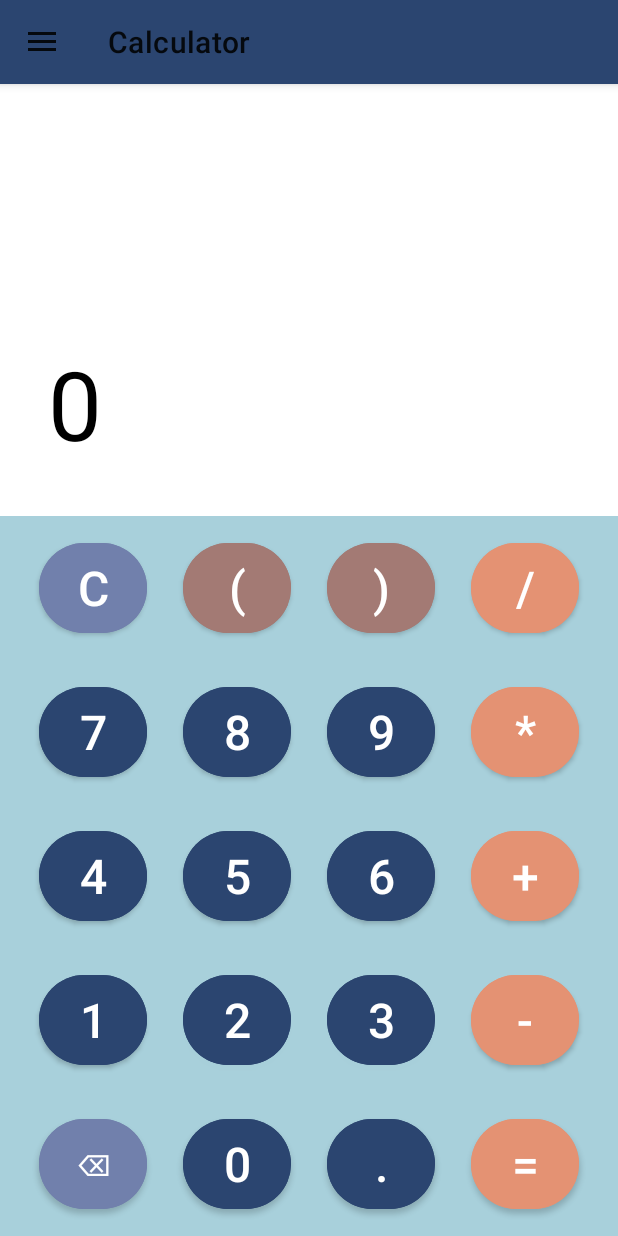
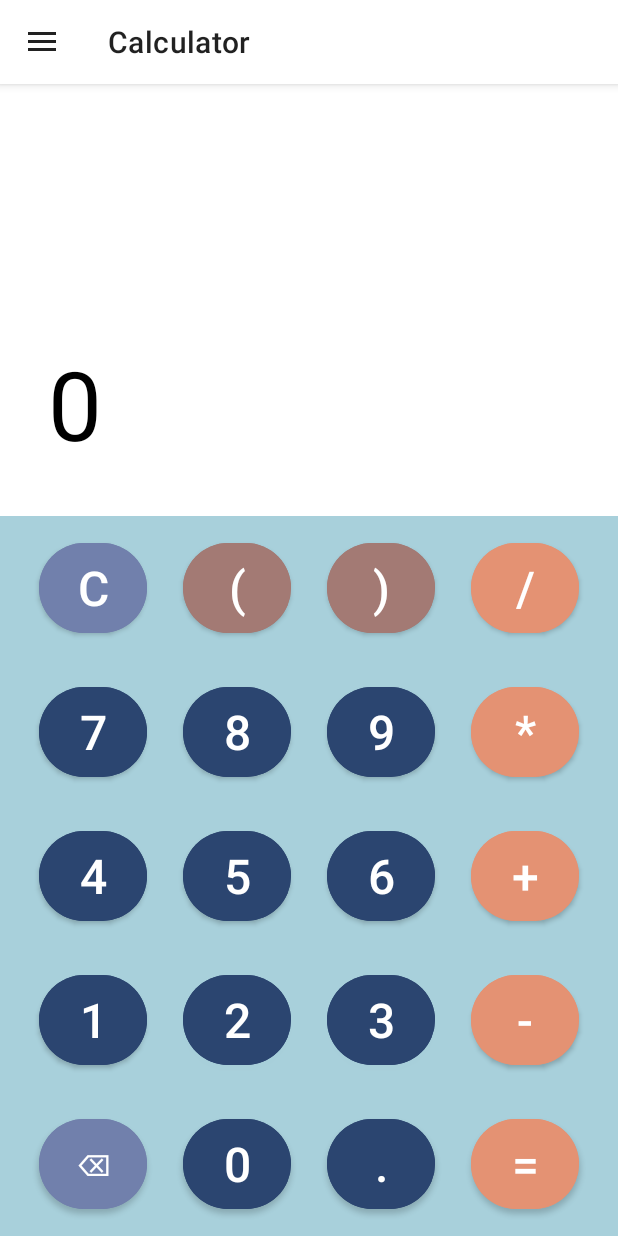
Before and after one commit to raquelmcoelho/android-calculator, an Android app: the screen it shows after launch (MainActivity), on a phone screen of 412 x 824 dp. Run offline under Robolectric (Android 15) with nearby library versions, the phone set to English and light mode, and no system bars.

Commit message:
feat: change theme

```diff
--- a/app/src/main/java/fr/ensicaen/calculator/view/MainActivity.java
+++ b/app/src/main/java/fr/ensicaen/calculator/view/MainActivity.java
@@ -8,6 +8,7 @@
 import android.content.res.Resources;
 import android.os.Bundle;
 import androidx.annotation.NonNull;
+import androidx.appcompat.app.AppCompatDelegate;
 import androidx.drawerlayout.widget.DrawerLayout;
 
 import android.util.DisplayMetrics;
@@ -100,6 +101,15 @@
 
     void changeTheme() {
         System.out.println("changing theme");
+        if(AppCompatDelegate.getDefaultNightMode() == AppCompatDelegate.MODE_NIGHT_NO) {
+            AppCompatDelegate
+                    .setDefaultNightMode(
+                            AppCompatDelegate.MODE_NIGHT_YES);
+        } else {
+            AppCompatDelegate
+                    .setDefaultNightMode(
+                            AppCompatDelegate.MODE_NIGHT_NO);
+        }
 
     }
 }
--- a/app/src/main/java/fr/ensicaen/calculator/view/SettingsFragment.java
+++ b/app/src/main/java/fr/ensicaen/calculator/view/SettingsFragment.java
@@ -92,5 +92,7 @@
     void changeTheme() {
         System.out.println("changing theme");
 
+        ((MainActivity) requireActivity()).changeTheme();
+
     }
 }
--- a/app/src/main/res/layout-land/fragment_calculator.xml
+++ b/app/src/main/res/layout-land/fragment_calculator.xml
@@ -17,7 +17,8 @@
             android:layout_height="wrap_content"
             android:scrollbars="none"
             android:layout_above="@id/buttons_layout"
-            android:layout_margin="16dp">
+            android:layout_marginVertical="16dp"
+            android:layout_marginHorizontal="32dp">
 
             <TextView
                 android:id="@+id/input"
@@ -28,13 +29,13 @@
                 android:gravity="end"
                 android:singleLine="true"
                 android:ellipsize="end"
-                android:textSize="50sp"
+                android:textSize="25sp"
                 android:maxLines="1"
                 android:scrollHorizontally="true"
                 android:textColor="@color/black"
                 android:textAlignment="textEnd"
                 android:enabled="false"
-                android:padding="16dp"/>
+                android:padding="0dp"/>
         </HorizontalScrollView>
 
 
@@ -44,13 +45,15 @@
             android:layout_height="wrap_content"
             android:orientation="vertical"
             android:layout_alignParentBottom="true"
-            android:background="@color/light">
+            android:background="@color/light"
+            >
 
             <LinearLayout
                 android:layout_width="match_parent"
                 android:layout_height="wrap_content"
                 android:gravity="center"
-                android:orientation="horizontal">
+                android:orientation="horizontal"
+                android:background="@color/transparent">
 
 
                 <com.google.android.material.button.MaterialButton
@@ -135,7 +138,8 @@
                 android:layout_width="match_parent"
                 android:layout_height="wrap_content"
                 android:gravity="center"
-                android:orientation="horizontal">
+                android:orientation="horizontal"
+                android:background="@color/transparent">
                 <com.google.android.material.button.MaterialButton
                     android:id="@+id/btn7"
                     android:layout_width="90dp"
@@ -215,7 +219,8 @@
                 android:layout_width="match_parent"
                 android:layout_height="wrap_content"
                 android:gravity="center"
-                android:orientation="horizontal">
+                android:orientation="horizontal"
+                android:background="@color/transparent">
                 <com.google.android.material.button.MaterialButton
                     android:id="@+id/btn4"
                     android:layout_width="90dp"
@@ -295,7 +300,8 @@
                 android:layout_width="match_parent"
                 android:layout_height="wrap_content"
                 android:gravity="center"
-                android:orientation="horizontal">
+                android:orientation="horizontal"
+                android:background="@color/transparent">
                 <com.google.android.material.button.MaterialButton
                     android:id="@+id/btn1"
                     android:layout_width="90dp"
--- a/app/src/main/res/layout/fragment_calculator.xml
+++ b/app/src/main/res/layout/fragment_calculator.xml
@@ -52,7 +52,8 @@
                 android:layout_width="match_parent"
                 android:layout_height="wrap_content"
                 android:gravity="center"
-                android:orientation="horizontal">
+                android:orientation="horizontal"
+                android:background="@color/transparent">
 
                 <com.google.android.material.button.MaterialButton
                     android:id="@+id/btnClear"
@@ -109,7 +110,9 @@
                 android:layout_width="match_parent"
                 android:layout_height="wrap_content"
                 android:gravity="center"
-                android:orientation="horizontal">
+                android:orientation="horizontal"
+                android:background="@color/transparent"
+            >
                 <com.google.android.material.button.MaterialButton
                     android:id="@+id/btn7"
                     android:layout_width="72dp"
@@ -166,7 +169,8 @@
                 android:layout_width="match_parent"
                 android:layout_height="wrap_content"
                 android:gravity="center"
-                android:orientation="horizontal">
+                android:orientation="horizontal"
+                android:background="@color/transparent">
                 <com.google.android.material.button.MaterialButton
                     android:id="@+id/btn4"
                     android:layout_width="72dp"
@@ -222,7 +226,8 @@
                 android:layout_width="match_parent"
                 android:layout_height="wrap_content"
                 android:gravity="center"
-                android:orientation="horizontal">
+                android:orientation="horizontal"
+                android:background="@color/transparent">
                 <com.google.android.material.button.MaterialButton
                     android:id="@+id/btn1"
                     android:layout_width="72dp"
@@ -277,7 +282,8 @@
                 android:layout_width="match_parent"
                 android:layout_height="wrap_content"
                 android:gravity="center"
-                android:orientation="horizontal">
+                android:orientation="horizontal"
+                android:background="@color/transparent">
                 <com.google.android.material.button.MaterialButton
                     android:id="@+id/btnDelete"
                     android:layout_width="72dp"
--- a/app/src/main/res/menu/nav_menu.xml
+++ b/app/src/main/res/menu/nav_menu.xml
@@ -2,6 +2,12 @@
 <menu xmlns:android="http://schemas.android.com/apk/res/android"
     xmlns:tools="http://schemas.android.com/tools"
     tools:ignore="HardcodedText">
+
+<item
+    android:id="@+id/nav_calculator"
+    android:title="@string/app_name"
+    android:icon="@drawable/ic_calculator"/>
+
 
 <item
     android:id="@+id/nav_rss"
@@ -13,9 +19,4 @@
     android:title="@string/nav_settings"
     android:icon="@drawable/ic_settings"/>
 
-<item
-    android:id="@+id/nav_calculator"
-    android:title="@string/app_name"
-    android:icon="@drawable/ic_calculator"/>
-
 </menu>
--- a/app/src/main/res/values-night/themes.xml
+++ b/app/src/main/res/values-night/themes.xml
@@ -4,10 +4,10 @@
   <style name="Theme.Calculator" parent="Theme.MaterialComponents.DayNight">
       <!-- Primary brand color. -->
       <item name="colorPrimary">@color/light</item>
-      <item name="colorPrimaryVariant">@color/medium_dark</item>
+      <item name="colorPrimaryVariant">@color/medium_saturated</item>
       <item name="colorOnPrimary">@color/black</item>
       <!-- Secondary brand color. -->
-      <item name="colorSecondary">@color/medium_saturated</item>
+      <item name="colorSecondary">@color/medium_dark</item>
       <item name="colorSecondaryVariant">@color/dark</item>
       <item name="colorOnSecondary">@color/white</item>
       <!-- Status bar color. -->
--- a/app/src/main/res/values/colors.xml
+++ b/app/src/main/res/values/colors.xml
@@ -7,4 +7,5 @@
       <color name="dark">#2B4570</color>
       <color name="black">#FF000000</color>
       <color name="white">#FFFFFFFF</color>
+      <color name="transparent">#00000000</color>
   </resources>
--- a/app/src/main/res/values/themes.xml
+++ b/app/src/main/res/values/themes.xml
@@ -11,6 +11,8 @@
       <item name="colorOnSecondary">@color/black</item>
       <!-- Status bar color. -->
       <item name="android:statusBarColor">?attr/colorPrimaryVariant</item>
+      <item name="android:background">?attr/colorOnPrimary</item>
+
       <!-- Customize your theme here. -->
   </style>
 </resources>
```
